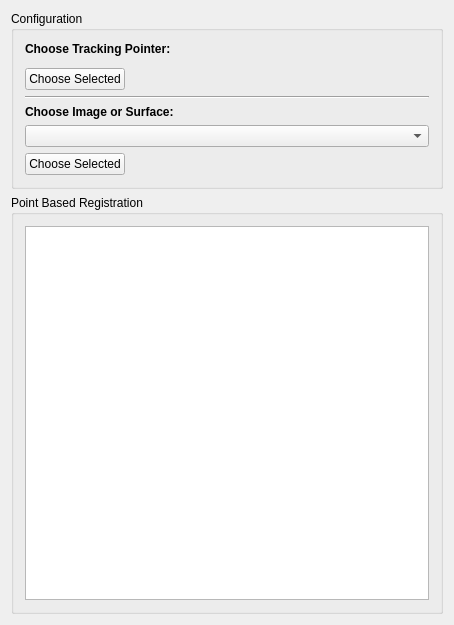
zhaomengxiao/LancetMITK, file Plugins/org.mitk.gui.qt.igttracking/src/internal/QmitkIGTFiducialRegistrationControls.ui: the form before one commit.
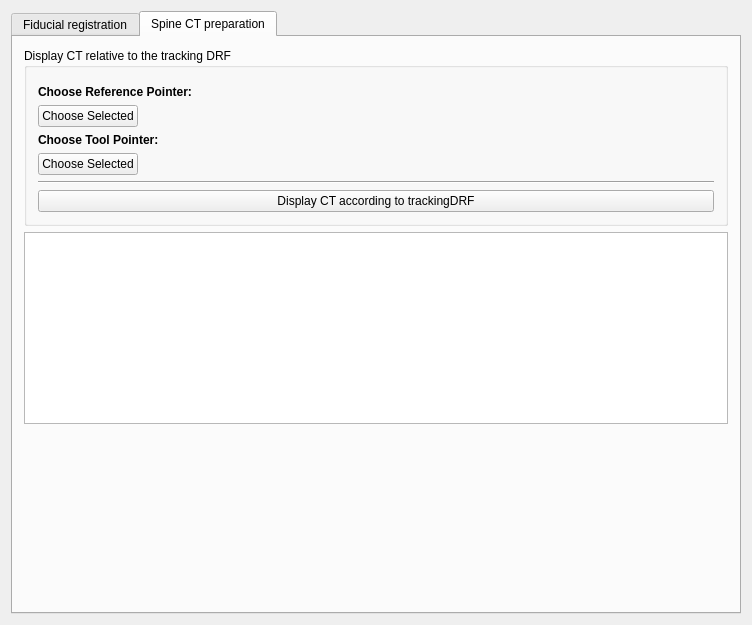
The form after the commit. Custom widgets are drawn as their Qt base class.

Commit message:
Test Spine IGT
Modified the plugin fiducial registration

```diff
--- a/Plugins/org.mitk.gui.qt.igttracking/src/internal/QmitkIGTFiducialRegistrationControls.ui
+++ b/Plugins/org.mitk.gui.qt.igttracking/src/internal/QmitkIGTFiducialRegistrationControls.ui
@@ -6,7 +6,7 @@
    <rect>
     <x>0</x>
     <y>0</y>
-    <width>454</width>
+    <width>752</width>
     <height>625</height>
    </rect>
   </property>
@@ -21,59 +21,21 @@
   </property>
   <layout class="QGridLayout" name="gridLayout_3">
    <item row="0" column="0">
+    <widget class="QTabWidget" name="tabWidget">
+     <property name="currentIndex">
+      <number>1</number>
+     </property>
+     <widget class="QWidget" name="tab">
+      <attribute name="title">
+       <string>Fiducial registration</string>
+      </attribute>
+      <layout class="QGridLayout" name="gridLayout_4">
+       <item row="0" column="0">
     <widget class="QGroupBox" name="groupBox">
      <property name="title">
       <string>Configuration</string>
      </property>
      <layout class="QGridLayout" name="gridLayout">
-      <item row="0" column="0">
-       <widget class="QLabel" name="label">
-        <property name="text">
-         <string>&lt;html&gt;&lt;head/&gt;&lt;body&gt;&lt;p&gt;&lt;span style=&quot; font-weight:600;&quot;&gt;Choose Tracking Pointer:&lt;/span&gt;&lt;/p&gt;&lt;/body&gt;&lt;/html&gt;</string>
-        </property>
-       </widget>
-      </item>
-      <item row="1" column="0">
-       <widget class="QmitkNavigationDataSourceSelectionWidget" name="m_TrackingDeviceSelectionWidget" native="true"/>
-      </item>
-      <item row="2" column="0">
-       <layout class="QHBoxLayout" name="horizontalLayout">
-        <item>
-         <widget class="QPushButton" name="m_ChooseSelectedPointer">
-          <property name="text">
-           <string>Choose Selected</string>
-          </property>
-         </widget>
-        </item>
-        <item>
-         <spacer name="horizontalSpacer_2">
-          <property name="orientation">
-           <enum>Qt::Horizontal</enum>
-          </property>
-          <property name="sizeHint" stdset="0">
-           <size>
-            <width>40</width>
-            <height>20</height>
-           </size>
-          </property>
-         </spacer>
-        </item>
-        <item>
-         <widget class="QLabel" name="m_PointerLabel">
-          <property name="text">
-           <string>&lt;none&gt;</string>
-          </property>
-         </widget>
-        </item>
-       </layout>
-      </item>
-      <item row="3" column="0">
-       <widget class="Line" name="line">
-        <property name="orientation">
-         <enum>Qt::Horizontal</enum>
-        </property>
-       </widget>
-      </item>
       <item row="4" column="0">
        <widget class="QLabel" name="label_2">
         <property name="text">
@@ -84,6 +46,20 @@
       <item row="5" column="0">
        <widget class="QmitkDataStorageComboBox" name="m_DataStorageComboBox"/>
       </item>
+          <item row="1" column="0">
+           <widget class="QLabel" name="label">
+            <property name="text">
+             <string>&lt;html&gt;&lt;head/&gt;&lt;body&gt;&lt;p&gt;&lt;span style=&quot; font-weight:600;&quot;&gt;Choose Tracking Pointer:&lt;/span&gt;&lt;/p&gt;&lt;/body&gt;&lt;/html&gt;</string>
+            </property>
+           </widget>
+          </item>
+          <item row="3" column="0">
+           <widget class="Line" name="line">
+            <property name="orientation">
+             <enum>Qt::Horizontal</enum>
+            </property>
+           </widget>
+          </item>
       <item row="6" column="0">
        <layout class="QHBoxLayout" name="horizontalLayout_2">
         <item>
@@ -135,6 +111,135 @@
        </widget>
       </item>
      </layout>
+        </widget>
+       </item>
+      </layout>
+     </widget>
+     <widget class="QWidget" name="tab_2">
+      <attribute name="title">
+       <string>Spine CT preparation</string>
+      </attribute>
+      <layout class="QGridLayout" name="gridLayout_5">
+       <item row="2" column="0">
+        <spacer name="verticalSpacer">
+         <property name="orientation">
+          <enum>Qt::Vertical</enum>
+         </property>
+         <property name="sizeHint" stdset="0">
+          <size>
+           <width>20</width>
+           <height>40</height>
+          </size>
+         </property>
+        </spacer>
+       </item>
+       <item row="0" column="0">
+        <widget class="QGroupBox" name="groupBox_3">
+         <property name="title">
+          <string>Display CT relative to the tracking DRF</string>
+         </property>
+         <layout class="QGridLayout" name="gridLayout_6">
+          <item row="3" column="0">
+           <widget class="QLabel" name="label_5">
+            <property name="text">
+             <string>&lt;html&gt;&lt;head/&gt;&lt;body&gt;&lt;p&gt;&lt;span style=&quot; font-weight:600;&quot;&gt;Choose Tool Pointer:&lt;/span&gt;&lt;/p&gt;&lt;/body&gt;&lt;/html&gt;</string>
+            </property>
+           </widget>
+          </item>
+          <item row="4" column="0">
+           <layout class="QHBoxLayout" name="horizontalLayout_5">
+            <item>
+             <widget class="QPushButton" name="m_ChooseSelectedPointer_tool">
+              <property name="text">
+               <string>Choose Selected</string>
+              </property>
+             </widget>
+            </item>
+            <item>
+             <spacer name="horizontalSpacer_5">
+              <property name="orientation">
+               <enum>Qt::Horizontal</enum>
+              </property>
+              <property name="sizeHint" stdset="0">
+               <size>
+                <width>40</width>
+                <height>20</height>
+               </size>
+              </property>
+             </spacer>
+            </item>
+            <item>
+             <widget class="QLabel" name="m_PointerLabel_tool">
+              <property name="text">
+               <string>&lt;none&gt;</string>
+              </property>
+             </widget>
+            </item>
+           </layout>
+          </item>
+          <item row="1" column="0">
+           <widget class="QLabel" name="label_4">
+            <property name="text">
+             <string>&lt;html&gt;&lt;head/&gt;&lt;body&gt;&lt;p&gt;&lt;span style=&quot; font-weight:600;&quot;&gt;Choose Reference Pointer:&lt;/span&gt;&lt;/p&gt;&lt;/body&gt;&lt;/html&gt;</string>
+            </property>
+           </widget>
+          </item>
+          <item row="2" column="0">
+           <layout class="QHBoxLayout" name="horizontalLayout_4">
+            <item>
+             <widget class="QPushButton" name="m_ChooseSelectedPointer_reference">
+              <property name="text">
+               <string>Choose Selected</string>
+              </property>
+             </widget>
+            </item>
+            <item>
+             <spacer name="horizontalSpacer_4">
+              <property name="orientation">
+               <enum>Qt::Horizontal</enum>
+              </property>
+              <property name="sizeHint" stdset="0">
+               <size>
+                <width>40</width>
+                <height>20</height>
+               </size>
+              </property>
+             </spacer>
+            </item>
+            <item>
+             <widget class="QLabel" name="m_PointerLabel_reference">
+              <property name="text">
+               <string>&lt;none&gt;</string>
+              </property>
+             </widget>
+            </item>
+           </layout>
+          </item>
+          <item row="6" column="0">
+           <widget class="QPushButton" name="pushButton_prepareCT">
+            <property name="text">
+             <string>Display CT according to trackingDRF</string>
+            </property>
+           </widget>
+          </item>
+          <item row="5" column="0">
+           <widget class="Line" name="line_3">
+            <property name="orientation">
+             <enum>Qt::Horizontal</enum>
+            </property>
+           </widget>
+          </item>
+          <item row="0" column="0">
+           <widget class="QmitkNavigationDataSourceSelectionWidget" name="m_TrackingDeviceSelectionWidget_sawcalib" native="true"/>
+          </item>
+         </layout>
+        </widget>
+       </item>
+       <item row="1" column="0">
+        <widget class="QTextBrowser" name="textBrowser_prepareCt"/>
+       </item>
+      </layout>
+     </widget>
     </widget>
    </item>
   </layout>
```
Left out of the diff: 34 changed lines with no effect on the pictures. Lines whose indentation alone changed are shown as unchanged. The commit also changes 2 other files.
